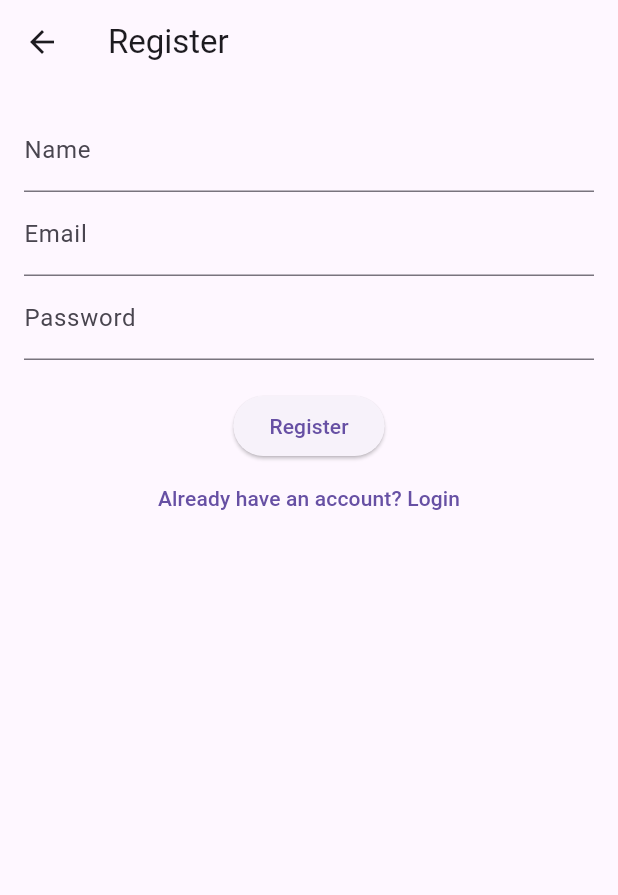
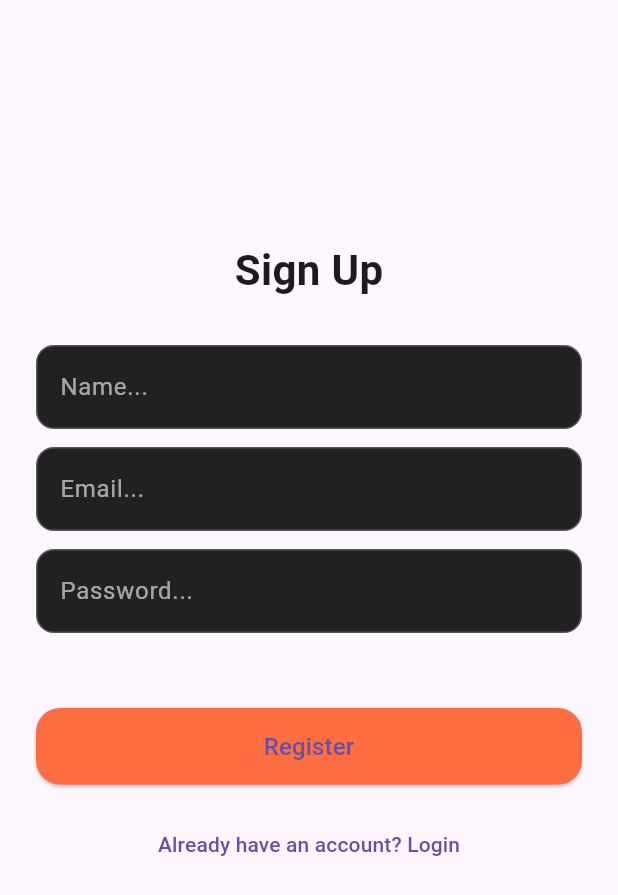
Before and after one commit to JITHIN665/to_do-share, a Flutter app: the RegisterView screen opened by its route, on a phone screen of 412 x 824 dp. Shown: the top 895 px of the screen. Run offline on Flutter 3.47's test engine with Material 3 defaults, Android fonts, the phone set to English and light mode, and no system bars; our stand-ins replace cloud_firestore, firebase_auth, firebase_core, share_plus; accounts and stored records are empty; network calls fail.

Commit message:
Update the common component

```diff
--- a/analysis_options.yaml
+++ b/analysis_options.yaml
@@ -7,6 +7,11 @@
 
 # The following line activates a set of recommended lints for Flutter apps,
 # packages, and plugins designed to encourage good coding practices.
+analyzer:
+  errors:
+    use_build_context_synchronously: ignore
+    must_call_super: ignore
+    library_private_types_in_public_api: ignore
 include: package:flutter_lints/flutter.yaml
 
 linter:
--- a/lib/presentation/views/auth/register_view.dart
+++ b/lib/presentation/views/auth/register_view.dart
@@ -2,90 +2,54 @@ import 'package:flutter/material.dart';
 import 'package:provider/provider.dart';
 import 'package:to_do/core/utils/routes.dart';
 import 'package:to_do/presentation/view_models/auth_view_model.dart';
+import 'package:to_do/widgets/custom_text_field.dart';
+import 'package:to_do/widgets/custom_button.dart';
 
-class RegisterView extends StatefulWidget {
-  @override
-  _RegisterViewState createState() => _RegisterViewState();
-}
+class RegisterView extends StatelessWidget {
+  final nameController = TextEditingController();
+  final emailController = TextEditingController();
+  final passwordController = TextEditingController();
 
-class _RegisterViewState extends State<RegisterView> {
-  final _formKey = GlobalKey<FormState>();
-  final _emailController = TextEditingController();
-  final _passwordController = TextEditingController();
-  final _nameController = TextEditingController();
-
-  @override
-  void dispose() {
-    _emailController.dispose();
-    _passwordController.dispose();
-    _nameController.dispose();
-    super.dispose();
-  }
+  RegisterView({super.key});
 
   @override
   Widget build(BuildContext context) {
     final authViewModel = Provider.of<AuthViewModel>(context);
 
     return Scaffold(
-      appBar: AppBar(title: Text('Register')),
       body: Padding(
-        padding: const EdgeInsets.all(16.0),
-        child: Form(
-          key: _formKey,
+        padding: const EdgeInsets.symmetric(horizontal: 24, vertical: 60),
+        child: SingleChildScrollView(
           child: Column(
+            crossAxisAlignment: CrossAxisAlignment.stretch,
+            mainAxisAlignment: MainAxisAlignment.center,
             children: [
-              TextFormField(
-                controller: _nameController,
-                decoration: InputDecoration(labelText: 'Name'),
-                validator: (value) =>
-                    value?.isEmpty ?? true ? 'Please enter your name' : null,
-              ),
-              TextFormField(
-                controller: _emailController,
-                decoration: InputDecoration(labelText: 'Email'),
-                keyboardType: TextInputType.emailAddress,
-                validator: (value) =>
-                    value?.isEmpty ?? true ? 'Please enter your email' : null,
-              ),
-              TextFormField(
-                controller: _passwordController,
-                decoration: InputDecoration(labelText: 'Password'),
-                obscureText: true,
-                validator: (value) {
-                  if (value?.isEmpty ?? true) {
-                    return 'Please enter your password';
-                  }
-                  if (value!.length < 6) {
-                    return 'Password must be at least 6 characters';
-                  }
-                  return null;
-                },
-              ),
-              SizedBox(height: 20),
-              ElevatedButton(
+              const SizedBox(height: 100),
+              const Center(child: Text('Sign Up', style: TextStyle(fontSize: 28, fontWeight: FontWeight.bold))),
+              const SizedBox(height: 30),
+              CustomTextField(controller: nameController, hintText: 'Name...'),
+              const SizedBox(height: 12),
+              CustomTextField(controller: emailController, hintText: 'Email...'),
+              const SizedBox(height: 12),
+              CustomTextField(controller: passwordController, hintText: 'Password...', obscureText: true),
+              const SizedBox(height: 50),
+              CustomButton(
+                label: 'Register',
                 onPressed: () async {
-                  if (_formKey.currentState!.validate()) {
                   try {
-                      await authViewModel.register(
-                        _emailController.text,
-                        _passwordController.text,
-                        _nameController.text,
-                      );
+                    await authViewModel.register(emailController.text, passwordController.text, nameController.text);
                     if (authViewModel.isAuthenticated) {
                       Navigator.pushReplacementNamed(context, AppRoutes.login);
                     }
                   } catch (e) {
-                      ScaffoldMessenger.of(context).showSnackBar(
-                        SnackBar(content: Text('Registration failed: $e')),
-                      );
-                    }
+                    ScaffoldMessenger.of(context).showSnackBar(SnackBar(content: Text('Registration failed: $e')));
                   }
                 },
-                child: Text('Register'),
               ),
+              const SizedBox(height: 16),
               TextButton(
                 onPressed: () => Navigator.pushReplacementNamed(context, AppRoutes.login),
-                child: Text('Already have an account? Login'),
+                child: const Text('Already have an account? Login'),
               ),
             ],
           ),
--- /dev/null
+++ b/lib/widgets/custom_button.dart
@@ -0,0 +1,22 @@
+import 'package:flutter/material.dart';
+
+class CustomButton extends StatelessWidget {
+  final String label;
+  final VoidCallback onPressed;
+
+  const CustomButton({required this.label, required this.onPressed, super.key});
+
+  @override
+  Widget build(BuildContext context) {
+    return ElevatedButton(
+      style: ElevatedButton.styleFrom(
+        backgroundColor: Colors.deepOrangeAccent,
+        padding: const EdgeInsets.symmetric(vertical: 14),
+        shape: RoundedRectangleBorder(borderRadius: BorderRadius.circular(16)),
+        minimumSize: const Size.fromHeight(50),
+      ),
+      onPressed: onPressed,
+      child: Text(label, style: const TextStyle(fontSize: 16)),
+    );
+  }
+}
--- /dev/null
+++ b/lib/widgets/custom_text_field.dart
@@ -0,0 +1,37 @@
+import 'package:flutter/material.dart';
+
+class CustomTextField extends StatelessWidget {
+  final TextEditingController controller;
+  final String hintText;
+  final bool obscureText;
+
+  const CustomTextField({
+    required this.controller,
+    required this.hintText,
+    this.obscureText = false,
+    super.key,
+  });
+
+  @override
+  Widget build(BuildContext context) {
+    return TextField(
+      controller: controller,
+      obscureText: obscureText,
+      style: TextStyle(color: Colors.white),
+      decoration: InputDecoration(
+        hintText: hintText,
+        hintStyle: TextStyle(color: Colors.white60),
+        filled: true,
+        fillColor: Colors.grey.shade900,
+        border: OutlineInputBorder(
+          borderRadius: BorderRadius.circular(12),
+          borderSide: BorderSide(color: Colors.white24),
+        ),
+        enabledBorder: OutlineInputBorder(
+          borderRadius: BorderRadius.circular(12),
+          borderSide: BorderSide(color: Colors.white24),
+        ),
+      ),
+    );
+  }
+}
```
Also changed, not shown: lib/core/theme/app_theme.dart (added, +13 -0 lines), lib/presentation/views/auth/login_view.dart (+29 -53 lines), lib/presentation/views/home/home_view.dart (+7 -6 lines). Lines whose indentation alone changed are shown as unchanged.
